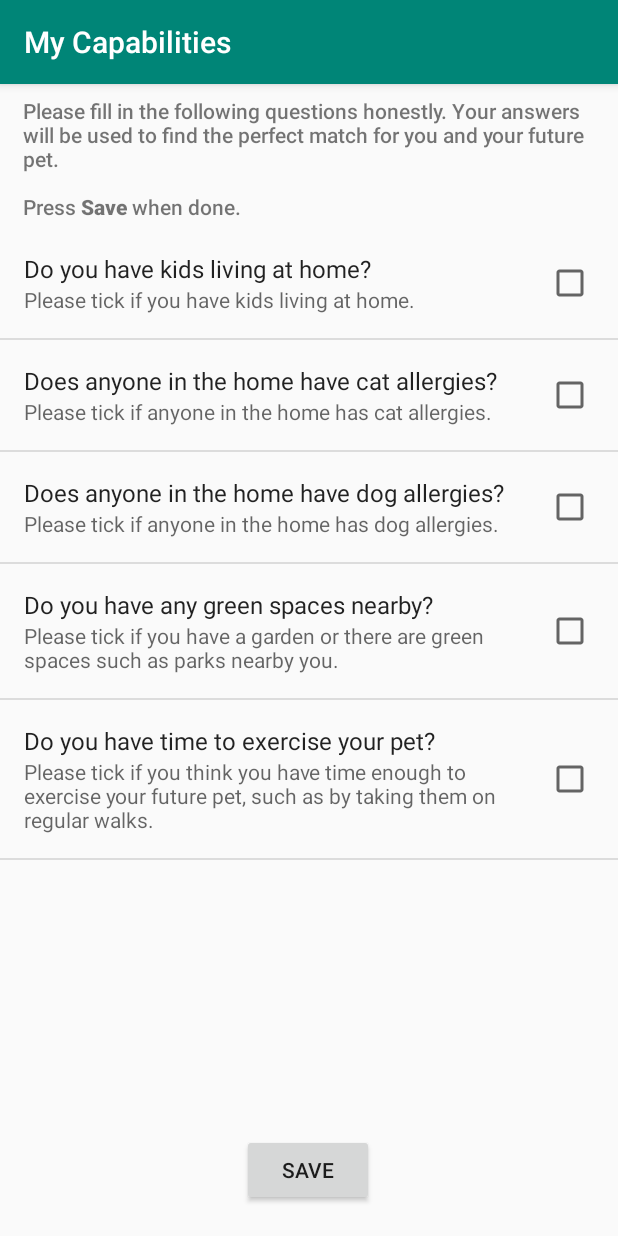
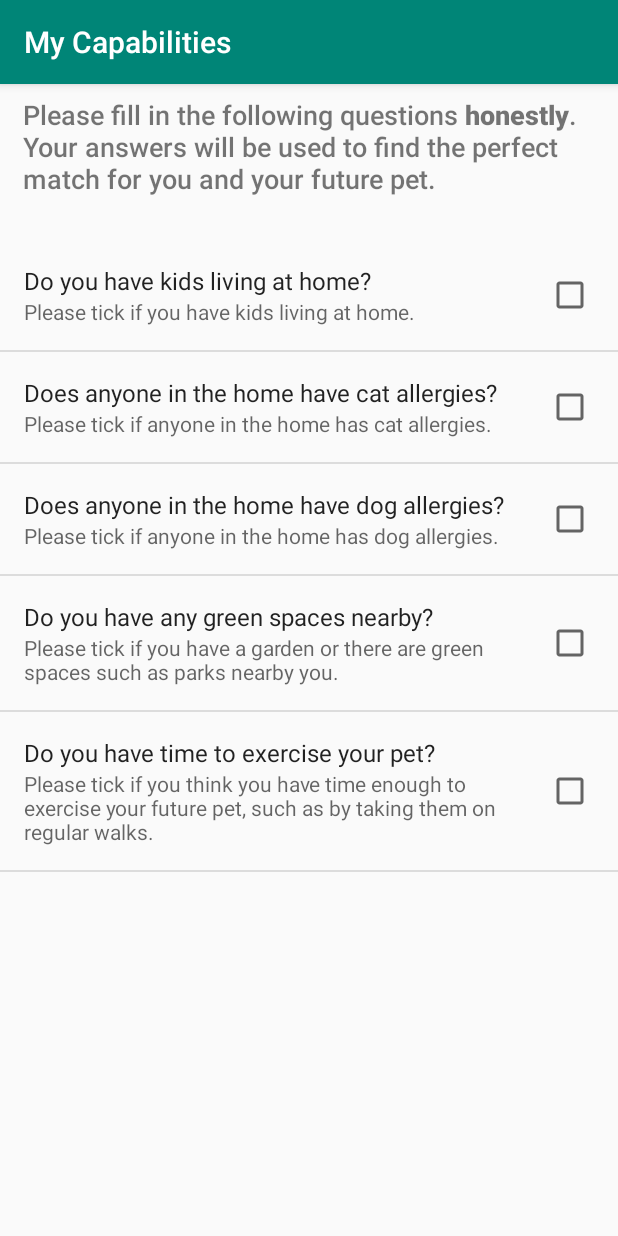
Before and after one commit to novotnej/petmatch_android, an Android app: the UserCapabilitiesActivity screen opened directly, with no data from a screen before it, on a phone screen of 412 x 824 dp. Run offline under Robolectric (Android 15) with nearby library versions, the phone set to English and light mode, and no system bars; 8 statements that could not run were skipped.

Commit message:
removed button from My Capabilities and made minor changes to the layout

```diff
--- a/app/src/main/res/layout/activity_user_capabilities.xml
+++ b/app/src/main/res/layout/activity_user_capabilities.xml
@@ -11,35 +11,22 @@
         android:id="@+id/fragment_container"
         android:layout_width="match_parent"
         android:layout_height="500dp"
-        android:layout_marginTop="96dp"
+        android:layout_marginTop="104dp"
         app:layout_constraintTop_toTopOf="parent"
         tools:layout_editor_absoluteX="0dp" />
 
     <TextView
         android:id="@+id/textView"
         android:layout_width="381dp"
-        android:layout_height="96dp"
+        android:layout_height="72dp"
         android:layout_marginStart="8dp"
         android:layout_marginTop="8dp"
         android:layout_marginEnd="8dp"
         android:fontFamily="sans-serif-medium"
         android:text="@string/user_capabilities_title"
-        android:textSize="14sp"
+        android:textSize="18sp"
         app:layout_constraintEnd_toEndOf="parent"
         app:layout_constraintStart_toStartOf="parent"
         app:layout_constraintTop_toTopOf="parent" />
 
-    <Button
-        android:id="@+id/user_capabilities_save_button"
-        android:layout_width="wrap_content"
-        android:layout_height="wrap_content"
-        android:layout_marginStart="8dp"
-        android:layout_marginEnd="8dp"
-        android:layout_marginBottom="20dp"
-        android:text="@string/user_capabilities_save_button"
-        app:layout_constraintBottom_toBottomOf="parent"
-        app:layout_constraintEnd_toEndOf="parent"
-        app:layout_constraintHorizontal_bias="0.498"
-        app:layout_constraintStart_toStartOf="parent" />
-
 </android.support.constraint.ConstraintLayout>
--- a/app/src/main/res/values/strings.xml
+++ b/app/src/main/res/values/strings.xml
@@ -11,8 +11,8 @@
     <!-- Strings related to user capabilities settings -->
 
     <string name="pref_header_general">My Capabilities</string>
-    <string name="user_capabilities_title">Please fill in the following questions honestly.
-        Your answers will be used to find the perfect match for you and your future pet.\n\nPress <b>Save</b> when done.</string>
+    <string name="user_capabilities_title">Please fill in the following questions <b>honestly</b>.
+        \nYour answers will be used to find the perfect match for you and your future pet.</string>
     <string name="user_capabilities_save_button">Save</string>
 
     <string name="kids_pref">Do you have kids living at home?</string>
```
